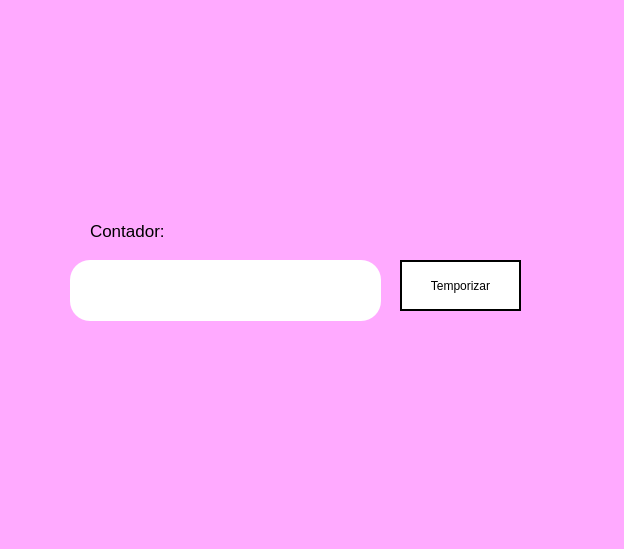
Qt form Unidad 2/P10_SegundoPlanoTimer.ui (celineazs/PIP_2025_1_Eq3) before a commit.
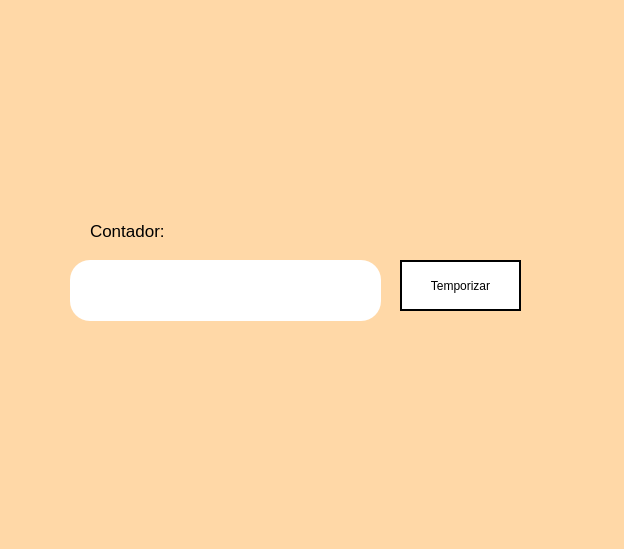
The same form after that commit. Icons and pictures are not drawn.

Patch:
```diff
--- a/Unidad 2/P10_SegundoPlanoTimer.ui
+++ b/Unidad 2/P10_SegundoPlanoTimer.ui
@@ -14,7 +14,7 @@
    <string>MainWindow</string>
   </property>
   <property name="styleSheet">
-   <string notr="true">background-color: rgb(255, 170, 255);</string>
+   <string notr="true">background-color: rgb(255, 216, 167);</string>
   </property>
   <widget class="QWidget" name="centralwidget">
    <widget class="QLabel" name="label">
@@ -43,9 +43,9 @@
     <property name="geometry">
      <rect>
       <x>440</x>
-      <y>-10</y>
+      <y>10</y>
       <width>161</width>
-      <height>181</height>
+      <height>161</height>
      </rect>
     </property>
     <property name="styleSheet">
```
